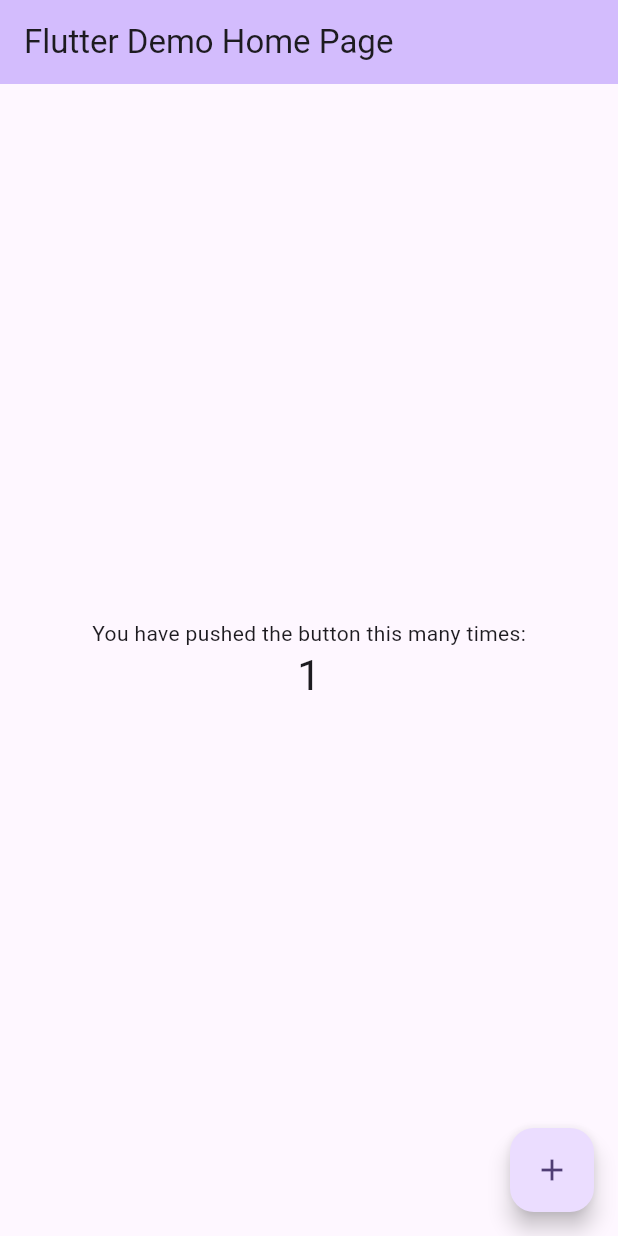
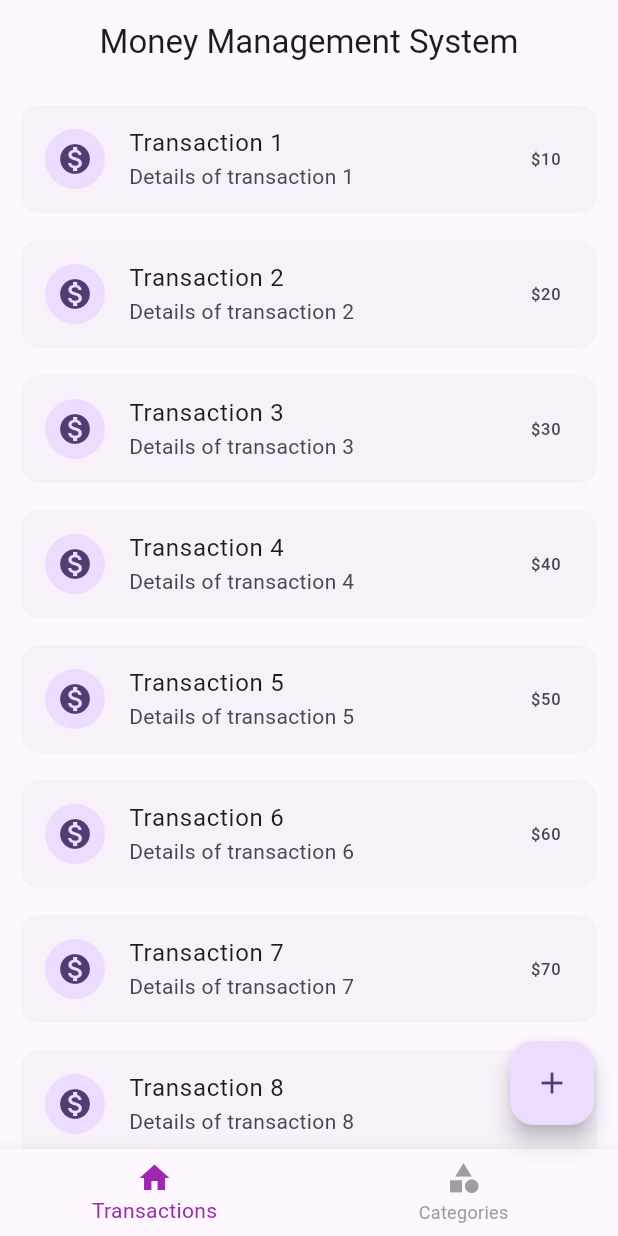
Before and after one commit to fathimaMp/Money_Management_System, a Flutter app: the screen it shows after launch, after a tap on the "add" icon, on a phone screen of 412 x 824 dp. Run offline on Flutter 3.47's test engine with Material 3 defaults, Android fonts, the light colour scheme and no system bars.

Commit message:
home,transaction page, category page, and bottom navigation page is just created

```diff
--- a/lib/main.dart
+++ b/lib/main.dart
@@ -1,4 +1,5 @@
 import 'package:flutter/material.dart';
+import 'package:money_management_system/screens/home/screen_home.dart';
 
 void main() {
   runApp(const MyApp());
@@ -30,93 +31,7 @@ class MyApp extends StatelessWidget {
         // tested with just a hot reload.
         colorScheme: .fromSeed(seedColor: Colors.deepPurple),
       ),
-      home: const MyHomePage(title: 'Flutter Demo Home Page'),
+      home: const ScreenHome(),
     );
   }
 }
-
-class MyHomePage extends StatefulWidget {
-  const MyHomePage({super.key, required this.title});
-
-  // This widget is the home page of your application. It is stateful, meaning
-  // that it has a State object (defined below) that contains fields that affect
-  // how it looks.
-
-  // This class is the configuration for the state. It holds the values (in this
-  // case the title) provided by the parent (in this case the App widget) and
-  // used by the build method of the State. Fields in a Widget subclass are
-  // always marked "final".
-
-  final String title;
-
-  @override
-  State<MyHomePage> createState() => _MyHomePageState();
-}
-
-class _MyHomePageState extends State<MyHomePage> {
-  int _counter = 0;
-
-  void _incrementCounter() {
-    setState(() {
-      // This call to setState tells the Flutter framework that something has
-      // changed in this State, which causes it to rerun the build method below
-      // so that the display can reflect the updated values. If we changed
-      // _counter without calling setState(), then the build method would not be
-      // called again, and so nothing would appear to happen.
-      _counter++;
-    });
-  }
-
-  @override
-  Widget build(BuildContext context) {
-    // This method is rerun every time setState is called, for instance as done
-    // by the _incrementCounter method above.
-    //
-    // The Flutter framework has been optimized to make rerunning build methods
-    // fast, so that you can just rebuild anything that needs updating rather
-    // than having to individually change instances of widgets.
-    return Scaffold(
-      appBar: AppBar(
-        // TRY THIS: Try changing the color here to a specific color (to
-        // Colors.amber, perhaps?) and trigger a hot reload to see the AppBar
-        // change color while the other colors stay the same.
-        backgroundColor: Theme.of(context).colorScheme.inversePrimary,
-        // Here we take the value from the MyHomePage object that was created by
-        // the App.build method, and use it to set our appbar title.
-        title: Text(widget.title),
-      ),
-      body: Center(
-        // Center is a layout widget. It takes a single child and positions it
-        // in the middle of the parent.
-        child: Column(
-          // Column is also a layout widget. It takes a list of children and
-          // arranges them vertically. By default, it sizes itself to fit its
-          // children horizontally, and tries to be as tall as its parent.
-          //
-          // Column has various properties to control how it sizes itself and
-          // how it positions its children. Here we use mainAxisAlignment to
-          // center the children vertically; the main axis here is the vertical
-          // axis because Columns are vertical (the cross axis would be
-          // horizontal).
-          //
-          // TRY THIS: Invoke "debug painting" (choose the "Toggle Debug Paint"
-          // action in the IDE, or press "p" in the console), to see the
-          // wireframe for each widget.
-          mainAxisAlignment: .center,
-          children: [
-            const Text('You have pushed the button this many times:'),
-            Text(
-              '$_counter',
-              style: Theme.of(context).textTheme.headlineMedium,
-            ),
-          ],
-        ),
-      ),
-      floatingActionButton: FloatingActionButton(
-        onPressed: _incrementCounter,
-        tooltip: 'Increment',
-        child: const Icon(Icons.add),
-      ),
-    );
-  }
-}
--- /dev/null
+++ b/lib/screens/home/screen_home.dart
@@ -0,0 +1,39 @@
+import 'package:flutter/material.dart';
+import 'package:money_management_system/screens/category/screen_category.dart';
+import 'package:money_management_system/screens/home/widgets/bottom_navigation.dart';
+import 'package:money_management_system/screens/transactions/screen_transaction.dart';
+
+class ScreenHome extends StatelessWidget {
+  const ScreenHome({super.key});
+  final _pages = const[
+    ScreenTransaction(),
+    ScreenCategory(),
+  ];
+
+  @override
+  Widget build(BuildContext context) {
+    return Scaffold(
+      appBar: AppBar(
+        title: const Text('Money Management System'),
+        centerTitle: true,
+      ),
+      bottomNavigationBar: MoneyManagementBottomNavigation(),
+      body: SafeArea(child: ValueListenableBuilder(
+        valueListenable: selectedIndexNotifier,
+        builder: (context, updatedIndex, child) {
+          return _pages[updatedIndex];
+        }
+      )),
+      floatingActionButton: FloatingActionButton(
+        onPressed: () {
+          if(selectedIndexNotifier.value==0){
+            print('Add Transaction');
+          }else{
+            print('Add Category');
+          }
+        },
+        child: Icon(Icons.add),
+      ),
+    );
+  }
+}
--- /dev/null
+++ b/lib/screens/home/widgets/bottom_navigation.dart
@@ -0,0 +1,29 @@
+import 'package:flutter/material.dart';
+import 'package:money_management_system/screens/home/screen_home.dart';
+
+final ValueNotifier<int> selectedIndexNotifier = ValueNotifier<int>(0);
+
+class MoneyManagementBottomNavigation extends StatelessWidget {
+  const MoneyManagementBottomNavigation({super.key});
+
+  @override
+  Widget build(BuildContext context) {
+    return ValueListenableBuilder<int>(
+      valueListenable: selectedIndexNotifier,
+      builder: (BuildContext context, int updatedIndex, Widget? _) {
+        return BottomNavigationBar(
+          selectedItemColor: Colors.purple,
+          unselectedItemColor: Colors.grey,
+          currentIndex: updatedIndex,
+          onTap: (newIndex) {
+            selectedIndexNotifier.value = newIndex;
+          },
+          items: const [
+            BottomNavigationBarItem(icon: Icon(Icons.home), label: 'Transactions'),
+            BottomNavigationBarItem(icon: Icon(Icons.category), label: 'Categories')
+          ],
+        );
+      },
+    );
+  }
+}
--- /dev/null
+++ b/lib/screens/transactions/screen_transaction.dart
@@ -0,0 +1,30 @@
+import 'package:flutter/material.dart';
+
+class ScreenTransaction extends StatelessWidget {
+  const ScreenTransaction({super.key});
+
+  @override
+  Widget build(BuildContext context) {
+    return ListView.separated(
+      padding: EdgeInsets.all(10),
+      itemCount: 10,
+      itemBuilder: (context, index) {
+        return Card(
+          elevation: 0,
+          child: ListTile(
+            leading: CircleAvatar(
+              child: Icon(Icons.monetization_on),
+            ),
+            title: Text('Transaction ${index + 1}'),
+            subtitle: Text('Details of transaction ${index + 1}'),
+            trailing: Text('\$${(index + 1) * 10}'),
+          ),
+        );
+      },
+      separatorBuilder: (ctx, index) {
+        return SizedBox(height: 10,);
+      },
+    );
+
+  }
+}
```
Also changed, not shown: lib/screens/category/expense_category.dart (added, +35 -0 lines), lib/screens/category/income_category_list.dart (added, +35 -0 lines), lib/screens/category/screen_category.dart (added, +45 -0 lines), pubspec.lock, 2 other files.
